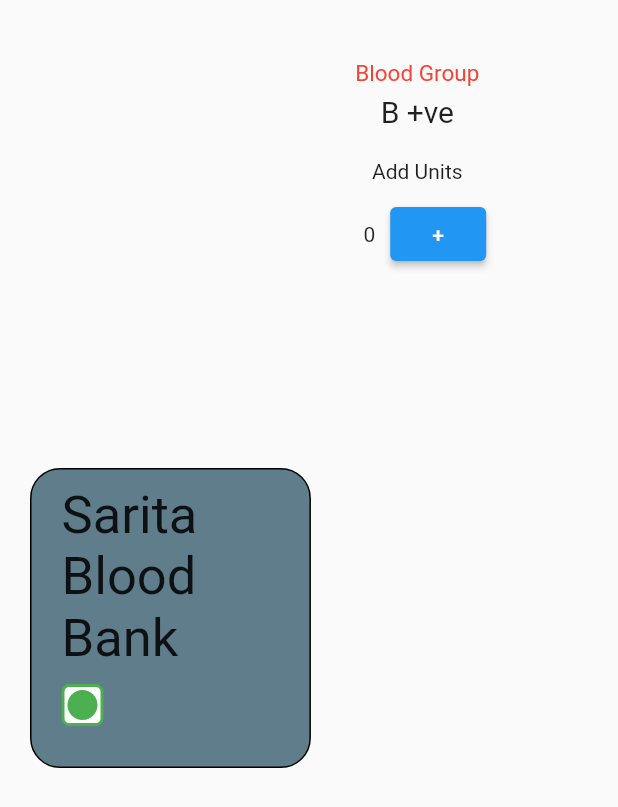
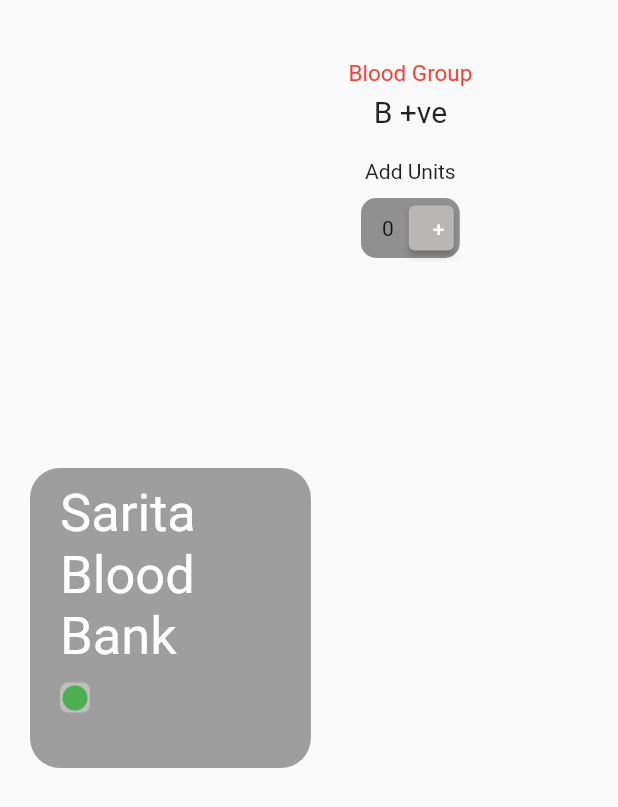
Before and after one commit to Mkdadwal/task2, a Flutter app: the InnerLayout widget shown alone on an empty page, opened directly, on a phone screen of 412 x 824 dp. Shown: the top 807 px of the screen. Run offline on Flutter 3.47's test engine with Material 2 defaults, Android fonts, the phone set to English and light mode, and no system bars; missing offline and left inert: dart:html, dart:js.

Commit message:
task3 done

```diff
--- a/lib/screens/task3.dart
+++ b/lib/screens/task3.dart
@@ -29,7 +29,7 @@ class _OuterContainerState extends State<OuterContainer> {
       height: 220,
       width: double.infinity,
       decoration: BoxDecoration(
-        color: Colors.grey,
+        color: Color.fromARGB(255, 219, 209, 209),
         // borderRadius: BorderRadius.circular(20)
       ),
       child: InnerLayout(),
@@ -51,18 +51,18 @@ class InnerLayout extends StatelessWidget {
             Container(
               child: Text(
                 "Sarita \nBlood \nBank",
-                style: TextStyle(fontSize: 35),
+                style: TextStyle(fontSize: 35,color: Colors.white),
               ),
             ),
             Container(
               margin: EdgeInsets.only(top: 10),
               decoration: BoxDecoration(
-                  color: Colors.white,
-                  border: Border.all(color: Colors.green, width: 2),
+                  color: Color.fromARGB(255, 190, 190, 190),
                   borderRadius: BorderRadius.circular(5)),
               child: Icon(
                 Icons.circle,
                 color: Colors.green,
+                size: 20,
               ),
             )
           ],
@@ -72,8 +72,7 @@ class InnerLayout extends StatelessWidget {
         height: 200,
         width: MediaQuery.of(context).size.width / 2.2,
         decoration: BoxDecoration(
-            color: Colors.blueGrey,
-            border: Border.all(color: Colors.black),
+            color: Colors.grey,
             borderRadius: BorderRadius.circular(20)),
       ),
       Container(
@@ -123,13 +122,29 @@ class MyCounterState extends State<MyCounter> {
     return Column(
       children: [
         Container(
-          child: Row(mainAxisAlignment: MainAxisAlignment.center, children: [
-            if(counter>0)ElevatedButton(onPressed: sub, child: Text("-")),
+          padding: EdgeInsets.all(4),
+          height: 40,
+          decoration: BoxDecoration(
+            borderRadius: BorderRadius.circular(10),
+            color: Color.fromARGB(255, 145, 144, 144)
+          ),
+          child: Row(mainAxisAlignment: MainAxisAlignment.start, children: [
+            if(counter>0)SizedBox(
+              height: 30,
+              width: 30,
+              child: ElevatedButton(onPressed: sub, child: Center(child: Text("-")),style: ElevatedButton.styleFrom(
+                  backgroundColor: Color.fromARGB(255, 185, 182, 182)),),
+            ),
             Container(
               padding: EdgeInsets.only(left: 10,right: 10),
               child: Text(counter.toString()),
             ),
-            if(counter<10)ElevatedButton(onPressed: add, child: Text("+")),
+            if(counter<10)SizedBox(
+               height: 30,
+              width: 30,
+              child: ElevatedButton(onPressed: add, child: Text("+"),style: ElevatedButton.styleFrom(
+                  backgroundColor: Color.fromARGB(255, 185, 182, 182)),),
+            ),
 
           ]),
         ),
```
